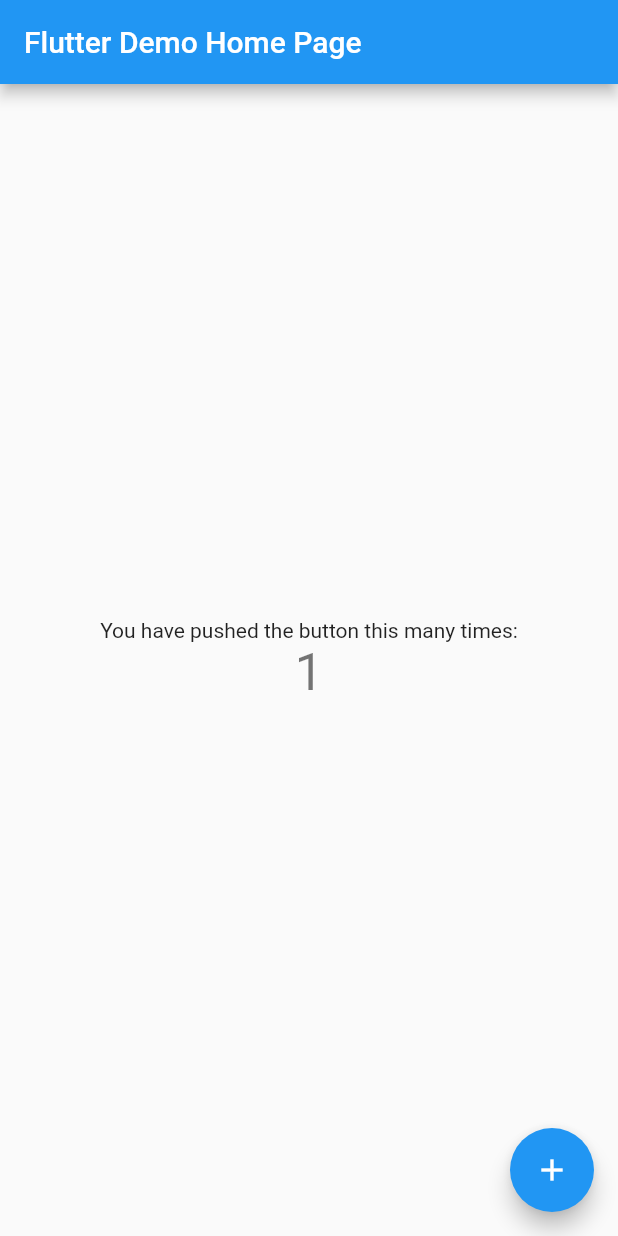
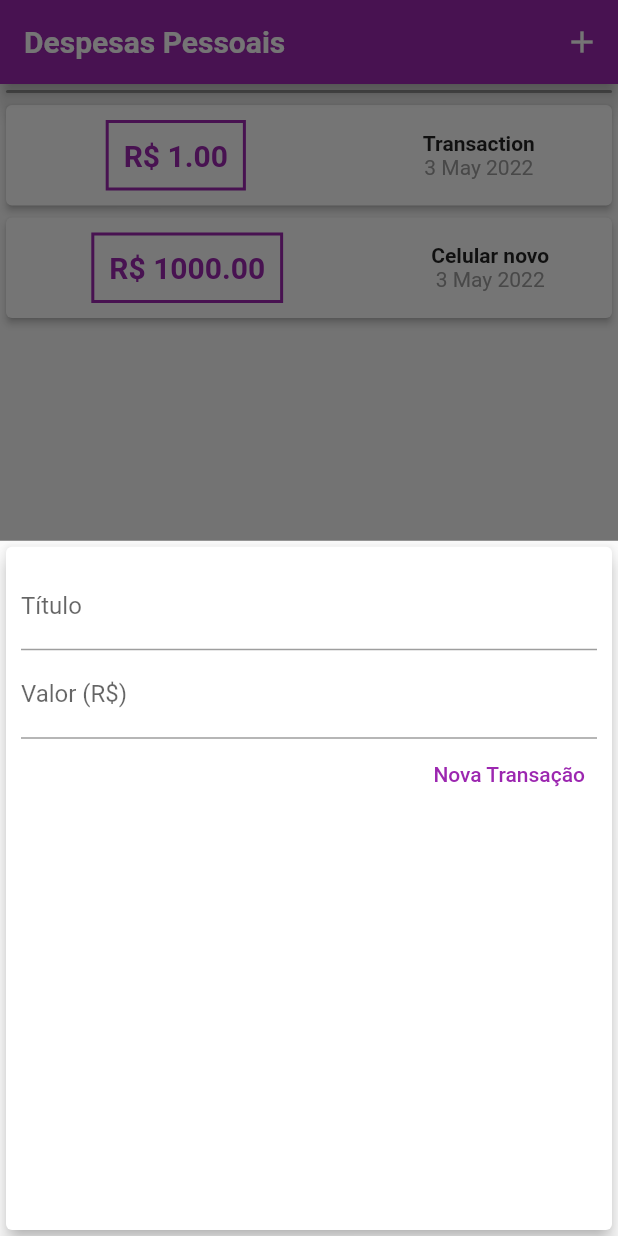
Before and after one commit to icarodavi/expenses, a Flutter app: the screen it shows after launch, after a tap on the "add" icon, on a phone screen of 412 x 824 dp. Run offline on Flutter 3.47's test engine with Material 2 defaults, Android fonts, the phone set to English and light mode, and no system bars; Roboto replaces fonts that are missing (OpenSans).

Commit message:
New features

```diff
--- /dev/null
+++ b/lib/components/transaction_form.dart
@@ -0,0 +1,65 @@
+import 'package:flutter/material.dart';
+
+class TransactionForm extends StatefulWidget {
+  void Function(String, double) addTransaction;
+  TransactionForm(this.addTransaction, {Key? key}) : super(key: key);
+
+  @override
+  State<TransactionForm> createState() => _TransactionFormState();
+}
+
+class _TransactionFormState extends State<TransactionForm> {
+  final titleController = TextEditingController();
+
+  final valueController = TextEditingController();
+
+  _submitForm() {
+    final title = titleController.text;
+    final value =
+        double.tryParse(valueController.text.replaceAll(',', '.')) ?? 0.00;
+    if (title.isEmpty || value <= 0) {
+      return;
+    }
+    widget.addTransaction(title, value);
+  }
+
+  @override
+  Widget build(BuildContext context) {
+    return Card(
+      elevation: 5,
+      child: Padding(
+        padding: const EdgeInsets.all(10),
+        child: Column(
+          children: <Widget>[
+            TextField(
+              onSubmitted: (_) => _submitForm(),
+              controller: titleController,
+              decoration: const InputDecoration(labelText: 'Título'),
+            ),
+            TextField(
+              keyboardType: TextInputType.numberWithOptions(decimal: true),
+              onSubmitted: (_) => _submitForm(),
+              controller: valueController,
+              decoration: const InputDecoration(
+                labelText: 'Valor (R\$)',
+              ),
+            ),
+            Row(
+              mainAxisAlignment: MainAxisAlignment.end,
+              children: [
+                TextButton(
+                    onPressed: _submitForm,
+                    child: const Text(
+                      'Nova Transação',
+                      style: TextStyle(
+                        color: Colors.purple,
+                      ),
+                    )),
+              ],
+            )
+          ],
+        ),
+      ),
+    );
+  }
+}
--- /dev/null
+++ b/lib/components/transaction_list.dart
@@ -0,0 +1,64 @@
+import 'package:flutter/material.dart';
+import 'package:intl/intl.dart';
+import '../models/transaction.dart';
+
+class TransactionList extends StatelessWidget {
+  final List<Transaction> transactions;
+  const TransactionList(this.transactions, {Key? key}) : super(key: key);
+
+  @override
+  Widget build(BuildContext context) {
+    return Container(
+      height: 500,
+      child: ListView.builder(
+        itemCount: transactions.length,
+        itemBuilder: (ctx, index) {
+          final tr = transactions[index];
+
+          return Card(
+            elevation: 2,
+            child: Row(
+                mainAxisAlignment: MainAxisAlignment.spaceAround,
+                children: [
+                  Container(
+                    margin: const EdgeInsets.symmetric(
+                      horizontal: 15,
+                      vertical: 10,
+                    ),
+                    decoration: BoxDecoration(
+                      border: Border.all(
+                        color: Colors.purple,
+                        width: 2,
+                      ),
+                    ),
+                    padding: const EdgeInsets.all(10),
+                    child: Text(
+                      'R\$ ${tr.value.toStringAsFixed(2)}',
+                      style: const TextStyle(
+                        fontWeight: FontWeight.bold,
+                        fontSize: 20,
+                        color: Colors.purple,
+                      ),
+                    ),
+                  ),
+                  Column(
+                    children: [
+                      Text(
+                        tr.title,
+                        style: const TextStyle(
+                          fontWeight: FontWeight.bold,
+                        ),
+                      ),
+                      Text(
+                        DateFormat('d MMM y').format(tr.date),
+                        style: const TextStyle(color: Colors.grey),
+                      )
+                    ],
+                  ),
+                ]),
+          );
+        },
+      ),
+    );
+  }
+}
--- a/lib/main.dart
+++ b/lib/main.dart
@@ -1,115 +1,123 @@
 import 'package:flutter/material.dart';
+import 'dart:math';
+import 'components/transaction_form.dart';
+import 'components/transaction_list.dart';
+import '../models/transaction.dart';
 
-void main() {
-  runApp(const MyApp());
-}
+void main() => runApp(ExpensesApp());
 
-class MyApp extends StatelessWidget {
-  const MyApp({Key? key}) : super(key: key);
-
-  // This widget is the root of your application.
+class ExpensesApp extends StatelessWidget {
+  ExpensesApp({Key? key}) : super(key: key);
+  final ThemeData tema = ThemeData();
   @override
   Widget build(BuildContext context) {
     return MaterialApp(
-      title: 'Flutter Demo',
-      theme: ThemeData(
-        // This is the theme of your application.
-        //
-        // Try running your application with "flutter run". You'll see the
-        // application has a blue toolbar. Then, without quitting the app, try
-        // changing the primarySwatch below to Colors.green and then invoke
-        // "hot reload" (press "r" in the console where you ran "flutter run",
-        // or simply save your changes to "hot reload" in a Flutter IDE).
-        // Notice that the counter didn't reset back to zero; the application
-        // is not restarted.
-        primarySwatch: Colors.blue,
-      ),
-      home: const MyHomePage(title: 'Flutter Demo Home Page'),
+      home: MyHomePage(),
+      theme: tema.copyWith(
+          colorScheme: tema.colorScheme.copyWith(
+            primary: Colors.purple,
+            secondary: Colors.amber,
+          ),
+          textTheme: tema.textTheme.copyWith(
+            headline6: const TextStyle(
+                fontFamily: 'OpenSans',
+                fontSize: 16,
+                fontWeight: FontWeight.bold,
+                color: Colors.black),
+          ),
+          appBarTheme: const AppBarTheme(
+            titleTextStyle: TextStyle(
+                fontFamily: 'OpenSans',
+                fontSize: 20,
+                fontWeight: FontWeight.bold),
+          )),
     );
   }
 }
 
 class MyHomePage extends StatefulWidget {
-  const MyHomePage({Key? key, required this.title}) : super(key: key);
-
-  // This widget is the home page of your application. It is stateful, meaning
-  // that it has a State object (defined below) that contains fields that affect
-  // how it looks.
-
-  // This class is the configuration for the state. It holds the values (in this
-  // case the title) provided by the parent (in this case the App widget) and
-  // used by the build method of the State. Fields in a Widget subclass are
-  // always marked "final".
-
-  final String title;
+  MyHomePage({Key? key}) : super(key: key);
 
   @override
   State<MyHomePage> createState() => _MyHomePageState();
 }
 
 class _MyHomePageState extends State<MyHomePage> {
-  int _counter = 0;
+  final _transaction = [
+    Transaction(
+      id: 't1',
+      title: 'Transaction',
+      date: DateTime.now(),
+      value: 1.00,
+    ),
+    Transaction(
+      id: 't2',
+      title: 'Celular novo',
+      date: DateTime.now(),
+      value: 1000.00,
+    ),
+  ];
 
-  void _incrementCounter() {
+  _openTransactionFormModal(BuildContext context) {
+    showModalBottomSheet(
+        context: context,
+        builder: (_) {
+          return TransactionForm(_addTransaction);
+        });
+  }
+
+  _addTransaction(String title, double value) {
+    var newTransaction = Transaction(
+      id: Random().nextDouble().toString(),
+      title: title,
+      value: value,
+      date: DateTime.now(),
+    );
     setState(() {
-      // This call to setState tells the Flutter framework that something has
-      // changed in this State, which causes it to rerun the build method below
-      // so that the display can reflect the updated values. If we changed
-      // _counter without calling setState(), then the build method would not be
-      // called again, and so nothing would appear to happen.
-      _counter++;
+      _transaction.add(newTransaction);
     });
+    Navigator.of(context).pop();
   }
 
   @override
   Widget build(BuildContext context) {
-    // This method is rerun every time setState is called, for instance as done
-    // by the _incrementCounter method above.
-    //
-    // The Flutter framework has been optimized to make rerunning build methods
-    // fast, so that you can just rebuild anything that needs updating rather
-    // than having to individually change instances of widgets.
     return Scaffold(
       appBar: AppBar(
-        // Here we take the value from the MyHomePage object that was created by
-        // the App.build method, and use it to set our appbar title.
-        title: Text(widget.title),
+        title: const Text('Despesas Pessoais'),
+        actions: <Widget>[
+          IconButton(
+              onPressed: () => _openTransactionFormModal(context),
+              icon: const Icon(Icons.add))
+        ],
       ),
-      body: Center(
-        // Center is a layout widget. It takes a single child and positions it
-        // in the middle of the parent.
+      body: SingleChildScrollView(
         child: Column(
-          // Column is also a layout widget. It takes a list of children and
-          // arranges them vertically. By default, it sizes itself to fit its
-          // children horizontally, and tries to be as tall as its parent.
-          //
-          // Invoke "debug painting" (press "p" in the console, choose the
-          // "Toggle Debug Paint" action from the Flutter Inspector in Android
-          // Studio, or the "Toggle Debug Paint" command in Visual Studio Code)
-          // to see the wireframe for each widget.
-          //
-          // Column has various properties to control how it sizes itself and
-          // how it positions its children. Here we use mainAxisAlignment to
-          // center the children vertically; the main axis here is the vertical
-          // axis because Columns are vertical (the cross axis would be
-          // horizontal).
-          mainAxisAlignment: MainAxisAlignment.center,
+          mainAxisAlignment: MainAxisAlignment.spaceAround,
+          crossAxisAlignment: CrossAxisAlignment.stretch,
           children: <Widget>[
-            const Text(
-              'You have pushed the button this many times:',
+            Container(
+              height: 10,
+              child: const Card(
+                color: Colors.grey,
+                elevation: 5,
+                child: Text('Versão inicial'),
+              ),
             ),
-            Text(
-              '$_counter',
-              style: Theme.of(context).textTheme.headline4,
+            Column(
+              children: [
+                // TransactionForm(
+                //   _addTransaction,
+                // ),
+                TransactionList(_transaction),
+              ],
             ),
           ],
         ),
       ),
       floatingActionButton: FloatingActionButton(
-        onPressed: _incrementCounter,
-        tooltip: 'Increment',
         child: const Icon(Icons.add),
-      ), // This trailing comma makes auto-formatting nicer for build methods.
+        onPressed: () => _openTransactionFormModal(context),
+      ),
     );
   }
 }
--- /dev/null
+++ b/lib/models/transaction.dart
@@ -0,0 +1,13 @@
+class Transaction {
+  final String id;
+  final String title;
+  final double value;
+  final DateTime date;
+
+  Transaction({
+    required this.id,
+    required this.title,
+    required this.value,
+    required this.date,
+  });
+}
--- a/pubspec.yaml
+++ b/pubspec.yaml
@@ -18,7 +18,7 @@ publish_to: 'none' # Remove this line if you wish to publish to pub.dev
 version: 1.0.0+1
 
 environment:
-  sdk: ">=2.16.2 <3.0.0"
+  sdk: ">=2.12.0 <3.0.0"
 
 # Dependencies specify other packages that your package needs in order to work.
 # To automatically upgrade your package dependencies to the latest versions
@@ -29,7 +29,7 @@ environment:
 dependencies:
   flutter:
     sdk: flutter
-
+  intl: ^0.17.0
 
   # The following adds the Cupertino Icons font to your application.
   # Use with the CupertinoIcons class for iOS style icons.
```
Also changed, not shown: pubspec.lock, 1 other file.
